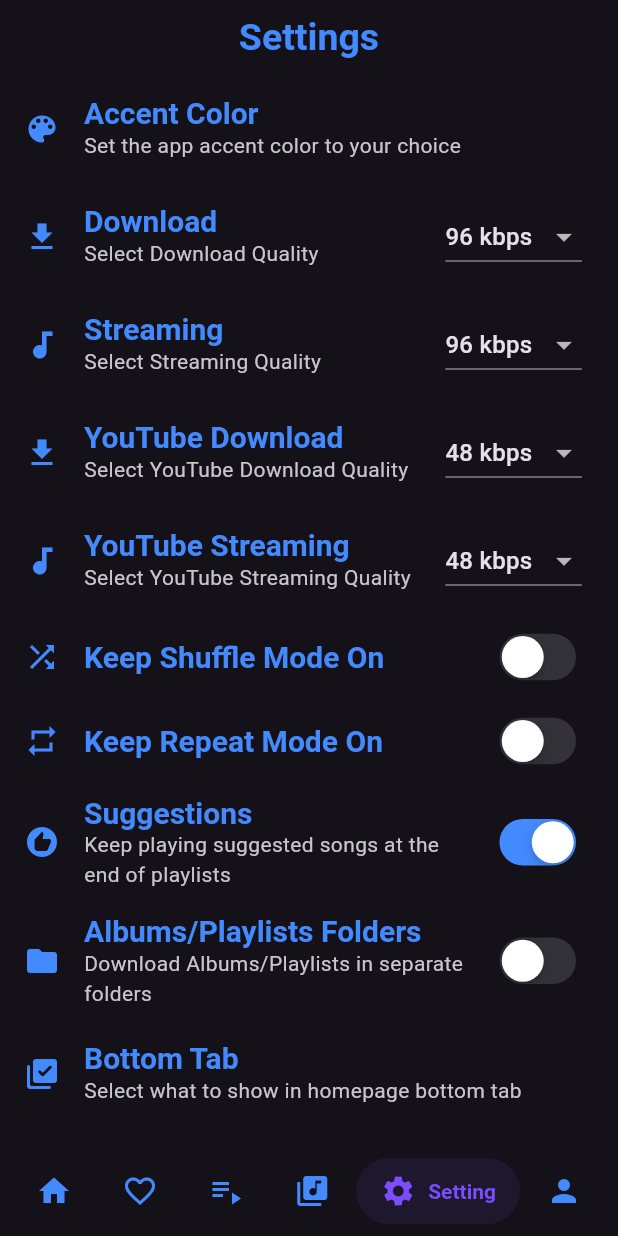
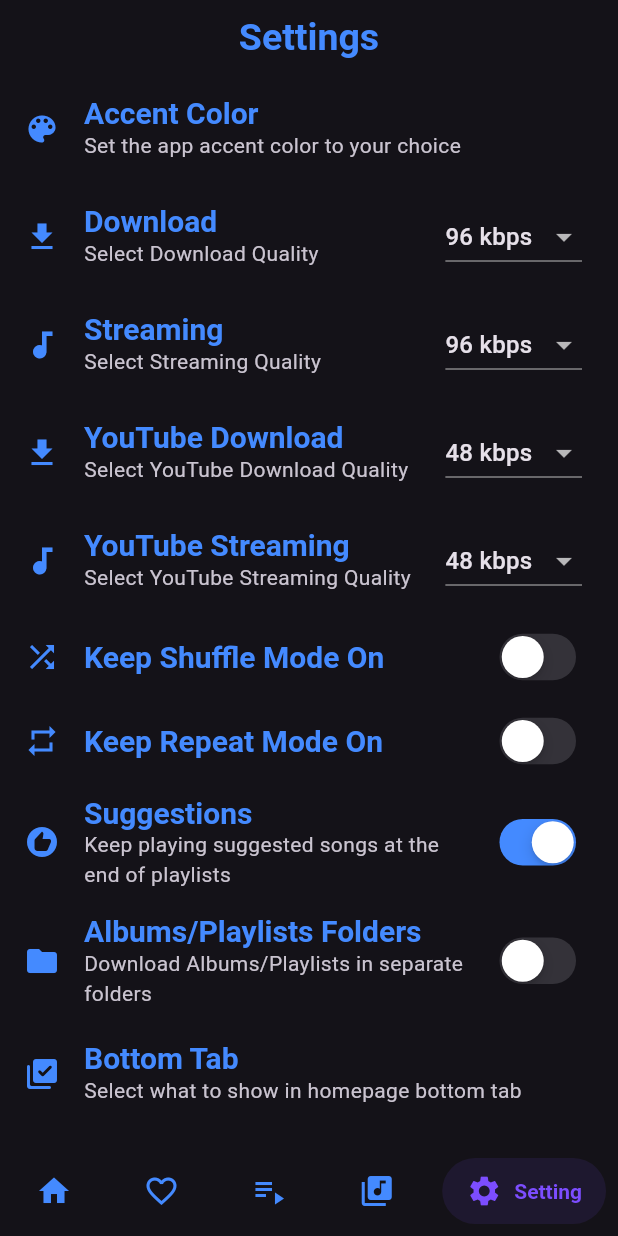
Before and after one commit to iamthetwodigiter/Melodia, a Flutter app: the screen it shows after launch, item 5 of the bottom bar chosen, on a phone screen of 412 x 824 dp. Run offline on Flutter 3.47's test engine with Material 3 defaults, Android fonts, the light colour scheme and no system bars; drawn by our look-alikes of salomon_bottom_bar; our stand-ins replace audio_video_progress_bar, cached_network_image, device_info_plus, dio, flutter_riverpod, hive_flutter and 6 more; missing offline and left inert: audiotagger, onesignal_flutter, youtube_explode_dart; accounts and stored records are empty; network calls fail; statements that could not run were skipped.

```diff
--- a/lib/views/landing_page.dart
+++ b/lib/views/landing_page.dart
@@ -2,7 +2,6 @@ import 'package:flutter/material.dart';
 import 'package:flutter_riverpod/flutter_riverpod.dart';
 import 'package:melodia/providers/settings_provider.dart';
 import 'package:melodia/utils/colors.dart';
-import 'package:melodia/views/about_me.dart';
 import 'package:melodia/views/favorites_page.dart';
 import 'package:melodia/views/homepage.dart';
 import 'package:melodia/views/library_page.dart';
@@ -31,7 +30,6 @@ class _LandingPageState extends ConsumerState<LandingPage> {
       if (bottomTabIndices.contains('playlists')) const UserPlaylistsList(),
       const LibraryPage(),
       if (bottomTabIndices.contains('settings')) const SettingsPage(),
-      if (bottomTabIndices.contains('profile')) const AboutMe(),
     ];
 
     return Scaffold(
@@ -71,12 +69,7 @@ class _LandingPageState extends ConsumerState<LandingPage> {
               title: const Text("Setting"),
               selectedColor: Colors.deepPurpleAccent,
             ),
-          if (bottomTabIndices.contains('profile'))
-            SalomonBottomBarItem(
-              icon: const Icon(Icons.person),
-              title: const Text("Profile"),
-              selectedColor: Colors.teal,
-            ),
+
         ],
       ),
     );
```
